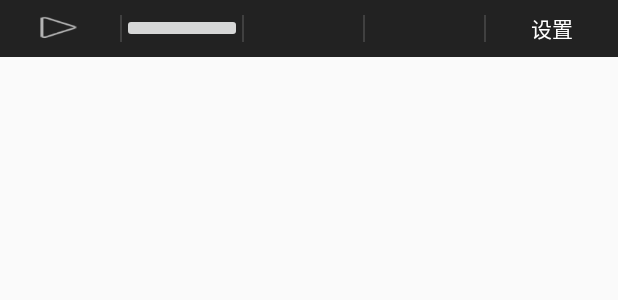
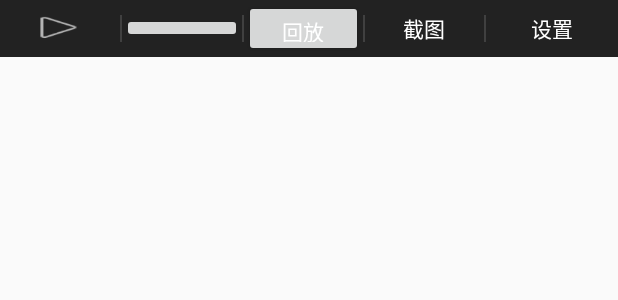
Before and after one commit to LanSenJia/gzgj_ioTvideoplatform, an Android app: the layout ez_play_control.xml on its own in the app's theme, with its tools: preview values and no code run, on a phone screen of 412 x 824 dp. Shown: the top 300 px of the screen. Run offline under Robolectric (Android 15) with nearby library versions, the phone set to English and light mode, and no system bars; plain views replace CheckTextButton.

Commit message:
主页UI修改

```diff
--- a/app/src/main/java/com/example/gzgj_iotvideoplatform/ui/homeFragment/HomeFragment.java
+++ b/app/src/main/java/com/example/gzgj_iotvideoplatform/ui/homeFragment/HomeFragment.java
@@ -99,6 +99,7 @@ public class HomeFragment extends Fragment implements View.OnClickListener, Surf
                 Log.i(TAG, "handleMessage:  调用成功");
                 break;
             case EZConstants.EZRealPlayConstants.MSG_REALPLAY_PLAY_FAIL:
+
                 //播放失败,得到失败信息
                 ErrorInfo errorinfo = (ErrorInfo) msg.obj;
                 //得到播放失败错误码
@@ -109,6 +110,8 @@ public class HomeFragment extends Fragment implements View.OnClickListener, Surf
                 String description = errorinfo.description;
                 //得到播放失败解决方方案
                 description = errorinfo.sulution;
+                Log.e(TAG, "handleMessage: " + "调用失败，失败信息" +
+                        errorinfo + "  失败错误码=" + codeStr + "失败描述：" + description);
                 break;
             case EZConstants.MSG_VIDEO_SIZE_CHANGED:
                 //解析出视频画面分辨率回调
@@ -128,4 +131,6 @@ public class HomeFragment extends Fragment implements View.OnClickListener, Surf
         }
         return false;
     }
+
+
 }
--- a/app/src/main/res/layout/ez_play_control.xml
+++ b/app/src/main/res/layout/ez_play_control.xml
@@ -40,7 +40,7 @@
         android:layout_width="fill_parent"
         android:layout_height="wrap_content"
         android:layout_weight="1"
-        android:background="@null"
+        android:text="回放"
         android:textColor="@color/white" />
 
     <View
@@ -55,9 +55,9 @@
         android:layout_width="fill_parent"
         android:layout_height="wrap_content"
         android:layout_weight="1"
+        android:gravity="center"
         android:text="截图"
-        android:textColor="@color/white"
-        android:visibility="invisible" />
+        android:textColor="#ffffff" />
 
     <View
         android:id="@+id/mirror_line"
--- a/app/src/main/res/layout/fragment_home.xml
+++ b/app/src/main/res/layout/fragment_home.xml
@@ -256,7 +256,7 @@
 
                     android:layout_centerInParent="true"
                     android:layout_gravity="right"
-                    android:layout_marginLeft="30dp"
+                    android:layout_marginLeft="20dp"
                     android:layout_marginRight="15dp"
                     app:btnTextSize="14sp"
                     app:btnWidth="36dp"
@@ -312,7 +312,7 @@
 
                     android:layout_centerInParent="true"
                     android:layout_gravity="right"
-                    android:layout_marginLeft="30dp"
+                    android:layout_marginLeft="20dp"
                     android:layout_marginRight="15dp"
                     app:btnTextSize="14sp"
                     app:btnWidth="36dp"
```
Also changed, not shown: app/src/main/java/com/example/gzgj_iotvideoplatform/MainActivity.java (+30 -3 lines).
